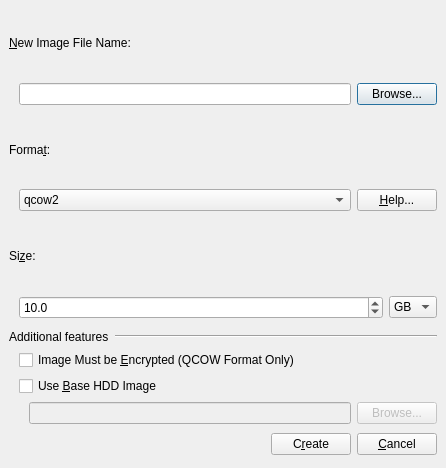
First picture: the form in src/Create_HDD_Image_Window.ui, repository tobimensch/aqemu, before the edit.
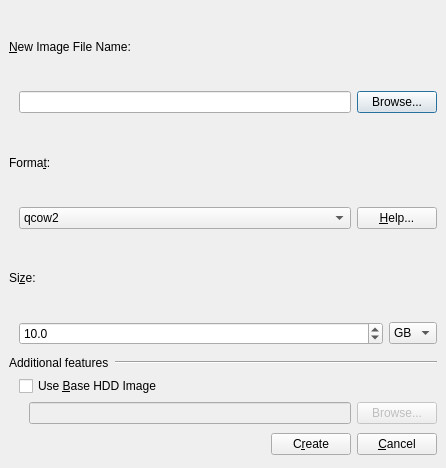
Second picture: the form after the edit. Icons and pictures are not drawn.

Commit message: Removed feature for creating an encrypted qcow hdd as this feature is deprecated in qemu.

The edit to the form file:
```diff
--- a/src/Create_HDD_Image_Window.ui
+++ b/src/Create_HDD_Image_Window.ui
@@ -260,13 +260,6 @@
      <property name="leftMargin">
       <number>10</number>
      </property>
-     <item>
-      <widget class="QCheckBox" name="CH_Encrypted">
-       <property name="text">
-        <string>Image Must be &amp;Encrypted (QCOW Format Only)</string>
-       </property>
-      </widget>
-     </item>
      <item>
       <widget class="QCheckBox" name="CH_Base_Image">
        <property name="sizePolicy">
```
Left out of the diff: 1 changed line with no effect on the pictures. The commit also changes 1 other file.
